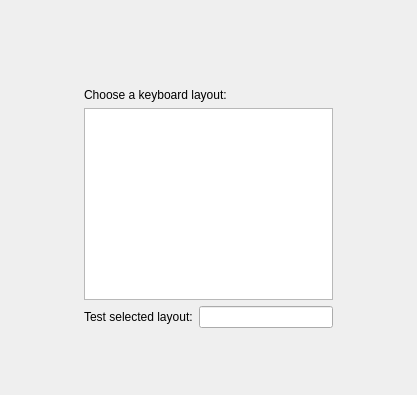
Qt form yali/gui/Ui/keyboardwidget.ui (dadas45li/yali) before a commit.
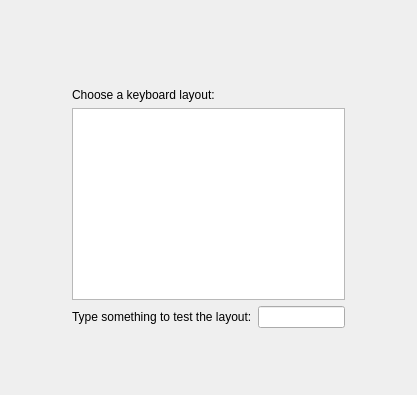
The same form after that commit. Icons and pictures are not drawn.

Diff of the .ui file:
```diff
--- a/yali/gui/Ui/keyboardwidget.ui
+++ b/yali/gui/Ui/keyboardwidget.ui
@@ -99,7 +99,7 @@
      <item>
       <widget class="QLabel" name="textLabel1_2" >
        <property name="text" >
-        <string>Test selected layout:</string>
+        <string>Type something to test the layout:</string>
        </property>
        <property name="wordWrap" >
         <bool>false</bool>
```
